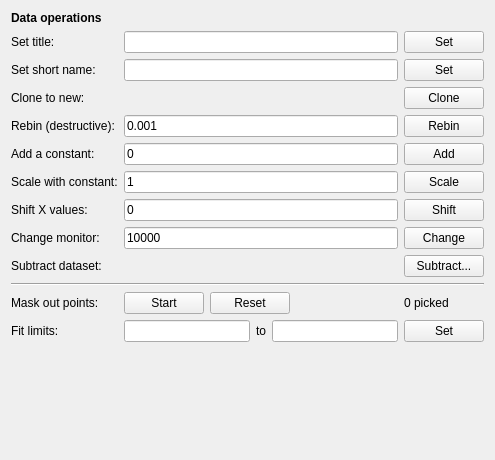
Before: the Qt Designer form ufit/gui/dataops.ui in McStasMcXtrace/ufit, drawn with Qt 5.
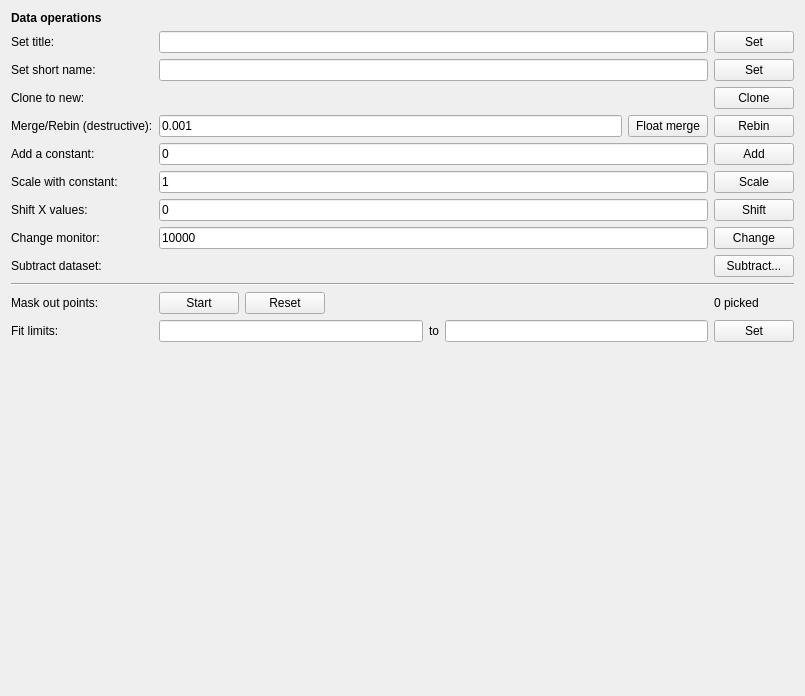
After: the same form once the commit is applied.

Commit message: Added floatmerge to data operations

Patch:
```diff
--- a/ufit/gui/dataops.ui
+++ b/ufit/gui/dataops.ui
@@ -6,8 +6,8 @@
    <rect>
     <x>0</x>
     <y>0</y>
-    <width>495</width>
-    <height>460</height>
+    <width>805</width>
+    <height>696</height>
    </rect>
   </property>
   <property name="windowTitle">
@@ -165,7 +165,7 @@
         </sizepolicy>
        </property>
        <property name="text">
-        <string>Rebin (destructive):</string>
+        <string>Merge/Rebin (destructive):</string>
        </property>
       </widget>
      </item>
@@ -315,12 +315,23 @@
       </widget>
      </item>
      <item row="4" column="1" colspan="2">
+      <layout class="QHBoxLayout" name="horizontalLayout_3">
+       <item>
       <widget class="QLineEdit" name="precisionEdit">
        <property name="text">
         <string>0.001</string>
        </property>
       </widget>
      </item>
+       <item>
+        <widget class="QPushButton" name="floatmergeBtn">
+         <property name="text">
+          <string>Float merge</string>
+         </property>
+        </widget>
+       </item>
+      </layout>
+     </item>
     </layout>
    </item>
    <item>
```
Left out of the diff: 1 changed line with no effect on the pictures. Lines whose indentation alone changed are shown as unchanged. The commit also changes 1 other file.
